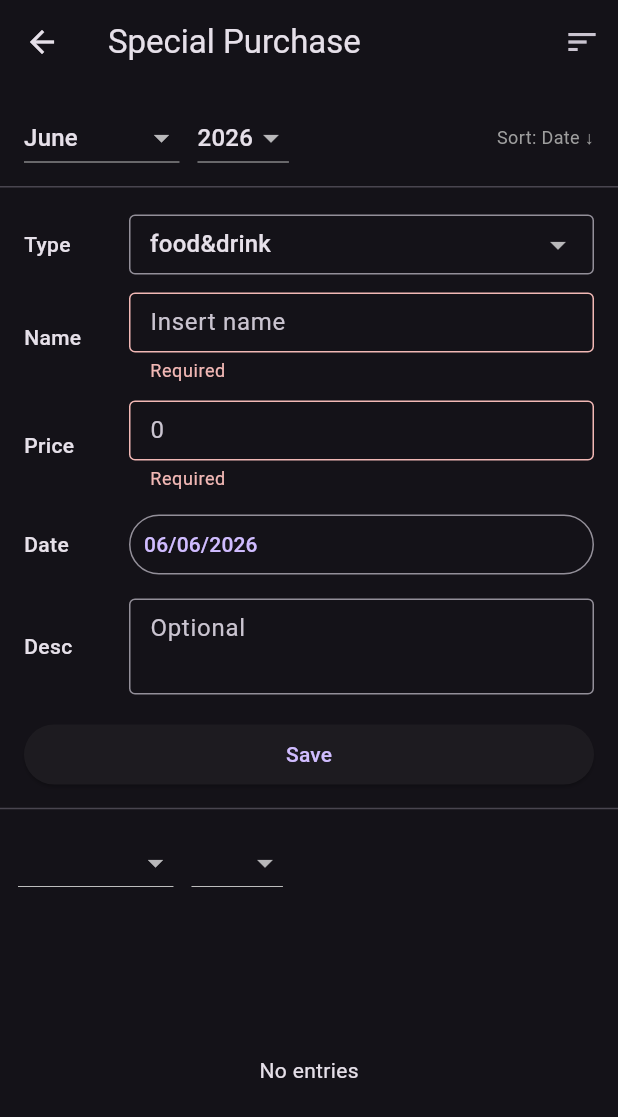
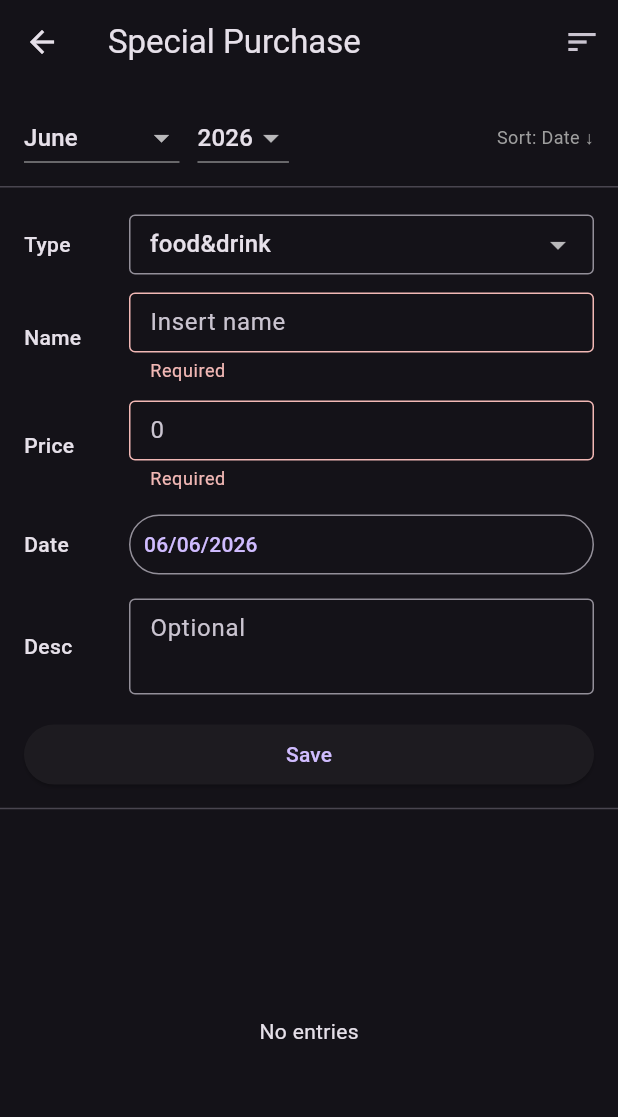
Before and after one commit to LightnXd/daily_exspense_tracker, a Flutter app: the SpecialPage screen opened directly, after a tap on "Save", on a phone screen of 412 x 824 dp. Shown: the top 1117 px of the screen. Run offline on Flutter 3.47's test engine with Material 3 defaults, Android fonts, the phone set to English and light mode, and no system bars; our stand-ins replace file_picker, share_plus, shared_preferences, sqflite; accounts and stored records are empty.

Commit message:
Update special.dart

```diff
--- a/lib/pages/special.dart
+++ b/lib/pages/special.dart
@@ -202,11 +202,11 @@ class _SpecialPageState extends State<SpecialPage> {
                     TextFormField(
                       controller: priceCtrl,
                       decoration: const InputDecoration(labelText: 'Price'),
-                      keyboardType: TextInputType.number,
-                      inputFormatters: [FilteringTextInputFormatter.digitsOnly],
+                      keyboardType: const TextInputType.numberWithOptions(decimal: true),
+                      inputFormatters: [FilteringTextInputFormatter.allow(RegExp(r'[\d.]'))],
                       validator: (v) {
                         if (v == null || v.trim().isEmpty) return 'Required';
-                        if (int.tryParse(v) == null) return 'Invalid number';
+                        if (double.tryParse(v.replaceAll(',', '')) == null) return 'Invalid number';
                         return null;
                       },
                     ),
@@ -244,7 +244,7 @@ class _SpecialPageState extends State<SpecialPage> {
                     color: (type == 'sanitation' && colorCtrl.text.trim().isNotEmpty)
                         ? colorCtrl.text.trim()
                         : null,
-                    price: int.parse(priceCtrl.text.trim()),
+                    price: double.parse(priceCtrl.text.trim().replaceAll(',', '')),
                     date: newDate,
                     desc: descCtrl.text.trim().isEmpty ? null : descCtrl.text.trim(),
                   );
@@ -437,7 +437,7 @@ class _SpecialPageState extends State<SpecialPage> {
                       ),
                       validator: (v) {
                         if (v == null || v.trim().isEmpty) return 'Required';
-                        if (int.tryParse(v) == null) return 'Invalid number';
+                        if (double.tryParse(v.replaceAll(',', '')) == null) return 'Invalid number';
                         return null;
                       },
                     ),
@@ -487,45 +487,6 @@ class _SpecialPageState extends State<SpecialPage> {
             ),
           ),
           const Divider(height: 24),
-          // ── Month/Year filter ─────────────────────────────────────────
-          Padding(
-            padding: const EdgeInsets.fromLTRB(12, 0, 12, 4),
-            child: Row(
-              children: [
-                DropdownButton<int>(
-                  value: _month,
-                  items: List.generate(
-                    12,
-                    (i) => DropdownMenuItem(
-                      value: i + 1,
-                      child: Text(DateFormat.MMMM().format(DateTime(0, i + 1))),
-                    ),
-                  ),
-                  onChanged: (v) {
-                    if (v == null) return;
-                    setState(() => _month = v);
-                    _loadList();
-                  },
-                ),
-                const SizedBox(width: 12),
-                DropdownButton<int>(
-                  value: _year,
-                  items: List.generate(
-                    5,
-                    (i) => DropdownMenuItem(
-                      value: DateTime.now().year - 2 + i,
-                      child: Text('${DateTime.now().year - 2 + i}'),
-                    ),
-                  ),
-                  onChanged: (v) {
-                    if (v == null) return;
-                    setState(() => _year = v);
-                    _loadList();
-                  },
-                ),
-              ],
-            ),
-          ),
           // ── List ──────────────────────────────────────────────────────
           Expanded(
             child: _purchases.isEmpty
```
